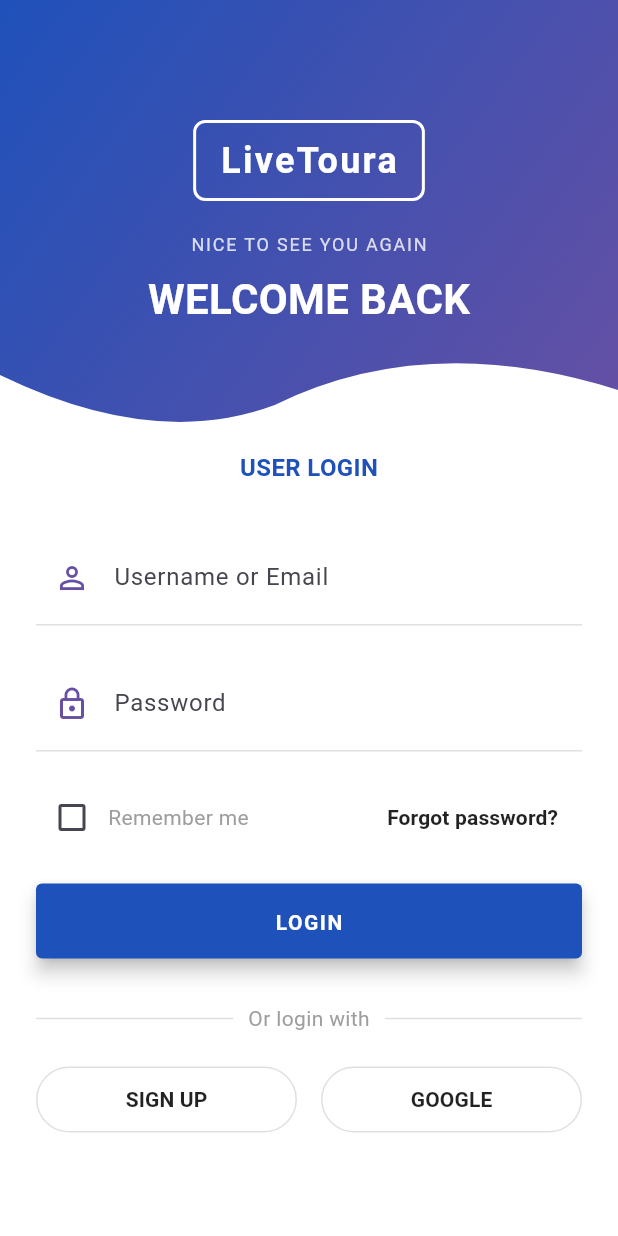
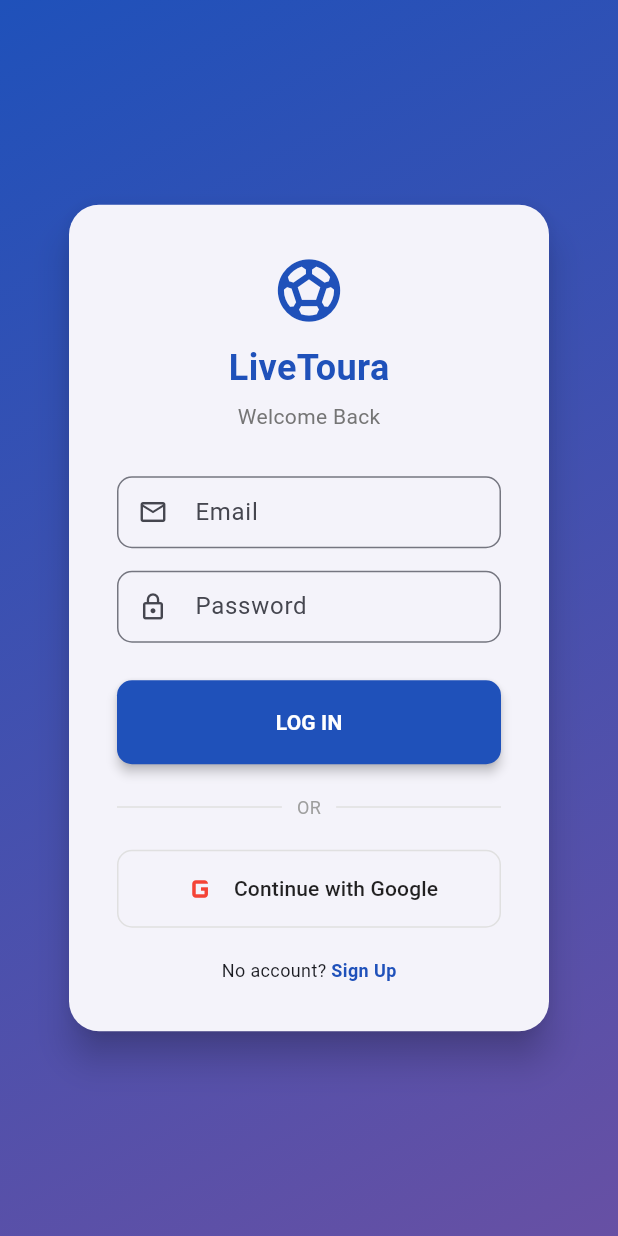
Before and after one commit to kalviumcommunity/LiveToura, a Flutter app: the screen it shows after launch, on a phone screen of 412 x 824 dp. Run offline on Flutter 3.47's test engine with Material 3 defaults, Android fonts, the phone set to English and light mode, and no system bars; our stand-ins replace cloud_firestore, firebase_auth, firebase_core, google_sign_in; accounts and stored records are empty.

Commit message:
added screenshots

```diff
--- a/lib/screens/login_screen.dart
+++ b/lib/screens/login_screen.dart
@@ -19,13 +19,11 @@
 
   void _login() async {
     setState(() => _isLoading = true);
-
     try {
       final user = await _auth.signIn(
         _emailController.text.trim(),
         _passwordController.text.trim(),
       );
-
       if (user != null && mounted) {
         Navigator.pushReplacement(
           context,
@@ -43,21 +41,31 @@
     }
   }
 
+  void _loginWithGoogle() async {
+    setState(() => _isLoading = true);
+    try {
+      final user = await _auth.signInWithGoogle();
+      if (user != null && mounted) {
+        Navigator.pushReplacement(
+          context,
+          MaterialPageRoute(builder: (context) => const ResponsiveHomeScreen()),
+        );
+      }
+    } catch (e) {
+      if (mounted) {
+        ScaffoldMessenger.of(context).showSnackBar(
+          SnackBar(content: Text('Google Sign-In failed: $e')),
+        );
+      }
+    } finally {
+      if (mounted) setState(() => _isLoading = false);
+    }
+  }
+
   @override
   Widget build(BuildContext context) {
     return Scaffold(
-      backgroundColor: Colors.white,
-      body: SingleChildScrollView( // Handling overflow on smaller screens
-        child: Column(
-          children: [
-            // 1. Curved Header
-            Stack(
-              alignment: Alignment.center,
-              children: [
-                ClipPath(
-                  clipper: HeaderClipper(),
-                  child: Container(
-                    height: 300,
+      body: Container(
         decoration: const BoxDecoration(
           gradient: LinearGradient(
             colors: [Color(0xFF1F51BA), Color(0xFF6750A4)],
@@ -65,219 +73,140 @@
             end: Alignment.bottomRight,
           ),
         ),
+        child: Center(
+          child: SingleChildScrollView(
+            padding: const EdgeInsets.all(24),
+            child: Card(
+              elevation: 10,
+              shape: RoundedRectangleBorder(
+                borderRadius: BorderRadius.circular(20),
+              ),
+              child: Container(
+                width: 320, // Short attractive box width
+                padding: const EdgeInsets.all(32),
+                child: Column(
+                  mainAxisSize: MainAxisSize.min,
+                  children: [
+                    // Header
+                    const Icon(Icons.sports_soccer, size: 50, color: Color(0xFF1F51BA)),
+                    const SizedBox(height: 10),
+                    const Text(
+                      'LiveToura',
+                      style: TextStyle(
+                        fontSize: 24,
+                        fontWeight: FontWeight.bold,
+                        color: Color(0xFF1F51BA),
                       ),
                     ),
-                Positioned(
-                  top: 80,
-                  child: Column(
+                    const SizedBox(height: 5),
+                    Text(
+                      'Welcome Back',
+                      style: TextStyle(
+                        fontSize: 14,
+                        color: Colors.grey[600],
+                      ),
+                    ),
+                    const SizedBox(height: 30),
+
+                    // Fields
+                    TextField(
+                      controller: _emailController,
+                      decoration: InputDecoration(
+                        labelText: 'Email',
+                        prefixIcon: const Icon(Icons.email_outlined, size: 20),
+                        contentPadding: const EdgeInsets.symmetric(vertical: 10, horizontal: 10),
+                        border: OutlineInputBorder(borderRadius: BorderRadius.circular(10)),
+                        isDense: true,
+                      ),
+                    ),
+                    const SizedBox(height: 15),
+                    TextField(
+                      controller: _passwordController,
+                      obscureText: true,
+                      decoration: InputDecoration(
+                        labelText: 'Password',
+                        prefixIcon: const Icon(Icons.lock_outline, size: 20),
+                        contentPadding: const EdgeInsets.symmetric(vertical: 10, horizontal: 10),
+                        border: OutlineInputBorder(borderRadius: BorderRadius.circular(10)),
+                        isDense: true,
+                      ),
+                    ),
+
+                    const SizedBox(height: 25),
+
+                    // Login Button
+                    SizedBox(
+                      width: double.infinity,
+                      child: ElevatedButton(
+                        onPressed: _isLoading ? null : _login,
+                        style: ElevatedButton.styleFrom(
+                          backgroundColor: const Color(0xFF1F51BA),
+                          foregroundColor: Colors.white,
+                          padding: const EdgeInsets.symmetric(vertical: 12),
+                          shape: RoundedRectangleBorder(borderRadius: BorderRadius.circular(10)),
+                        ),
+                        child: _isLoading
+                          ? const SizedBox(height: 20, width: 20, child: CircularProgressIndicator(color: Colors.white, strokeWidth: 2))
+                          : const Text('LOG IN', style: TextStyle(fontWeight: FontWeight.bold)),
+                      ),
+                    ),
+
+                    const SizedBox(height: 20),
+
+                    // Divider
+                    Row(
                       children: [
-                      Container(
-                        padding: const EdgeInsets.symmetric(horizontal: 16, vertical: 8),
-                        decoration: BoxDecoration(
-                          border: Border.all(color: Colors.white, width: 2),
-                          borderRadius: BorderRadius.circular(8),
+                        Expanded(child: Divider(color: Colors.grey[300])),
+                        Padding(
+                          padding: const EdgeInsets.symmetric(horizontal: 10),
+                          child: Text('OR', style: TextStyle(fontSize: 12, color: Colors.grey[500])),
                         ),
-                        child: const Text(
-                          'LiveToura',
-                          style: TextStyle(
-                            color: Colors.white,
-                            fontSize: 24,
-                            fontWeight: FontWeight.bold,
-                            letterSpacing: 1.5,
+                        Expanded(child: Divider(color: Colors.grey[300])),
+                      ],
+                    ),
+
+                    const SizedBox(height: 20),
+
+                    // Google Button
+                    SizedBox(
+                      width: double.infinity,
+                      child: OutlinedButton.icon(
+                        onPressed: _isLoading ? null : _loginWithGoogle,
+                        icon: const Icon(Icons.g_mobiledata, size: 28, color: Colors.red), // Simplistic Google Icon
+                        label: const Text('Continue with Google', style: TextStyle(color: Colors.black87)),
+                        style: OutlinedButton.styleFrom(
+                          padding: const EdgeInsets.symmetric(vertical: 12),
+                          side: BorderSide(color: Colors.grey.shade300),
+                          shape: RoundedRectangleBorder(borderRadius: BorderRadius.circular(10)),
                         ),
                       ),
                     ),
+
                     const SizedBox(height: 20),
-                      Text(
-                        'NICE TO SEE YOU AGAIN',
-                        style: TextStyle(
-                          color: Colors.white.withOpacity(0.8),
-                          fontSize: 12,
-                          letterSpacing: 1.2,
+
+                    // Signup Link
+                    Row(
+                      mainAxisAlignment: MainAxisAlignment.center,
+                      children: [
+                        const Text("No account? ", style: TextStyle(fontSize: 12)),
+                        GestureDetector(
+                          onTap: () {
+                             Navigator.pushReplacement(
+                              context,
+                              MaterialPageRoute(builder: (context) => const SignupScreen()),
+                            );
+                          },
+                          child: const Text('Sign Up', style: TextStyle(fontSize: 12, fontWeight: FontWeight.bold, color: Color(0xFF1F51BA))),
                         ),
-                      ),
-                      const SizedBox(height: 8),
-                      const Text(
-                        'WELCOME BACK',
-                        style: TextStyle(
-                          color: Colors.white,
-                          fontSize: 28,
-                          fontWeight: FontWeight.bold,
-                        ),
+                      ],
                     ),
                   ],
                 ),
               ),
-              ],
-            ),
-
-            // 2. Login Form
-            Padding(
-              padding: const EdgeInsets.symmetric(horizontal: 24.0),
-              child: Column(
-                crossAxisAlignment: CrossAxisAlignment.start,
-                children: [
-                  const Center(
-                    child: Text(
-                      'USER LOGIN',
-                      style: TextStyle(
-                        color: Color(0xFF1F51BA),
-                        fontWeight: FontWeight.bold,
-                        fontSize: 16,
             ),
           ),
-                  ),
-                  const SizedBox(height: 30),
-
-                  // Username/Email Field
-                  TextField(
-                    controller: _emailController,
-                    decoration: InputDecoration(
-                      prefixIcon: const Icon(Icons.person_outline, color: Color(0xFF6750A4)),
-                      labelText: 'Username or Email',
-                      enabledBorder: UnderlineInputBorder(
-                        borderSide: BorderSide(color: Colors.grey.shade300),
-                      ),
-                      focusedBorder: const UnderlineInputBorder(
-                        borderSide: BorderSide(color: Color(0xFF1F51BA)),
-                      ),
-                    ),
-                  ),
-                  const SizedBox(height: 20),
-
-                  // Password Field
-                  TextField(
-                    controller: _passwordController,
-                    obscureText: true,
-                    decoration: InputDecoration(
-                      prefixIcon: const Icon(Icons.lock_outline, color: Color(0xFF6750A4)),
-                      labelText: 'Password',
-                      enabledBorder: UnderlineInputBorder(
-                        borderSide: BorderSide(color: Colors.grey.shade300),
-                      ),
-                      focusedBorder: const UnderlineInputBorder(
-                        borderSide: BorderSide(color: Color(0xFF1F51BA)),
-                      ),
-                    ),
-                  ),
-                  const SizedBox(height: 20),
-
-                  // Remember Me / Forgot Password
-                  Row(
-                    mainAxisAlignment: MainAxisAlignment.spaceBetween,
-                    children: [
-                      Row(
-                        children: [
-                           Checkbox(value: false, onChanged: (v){}, activeColor: const Color(0xFF1F51BA)),
-                           const Text('Remember me', style: TextStyle(color: Colors.grey)),
-                        ],
-                      ),
-                      TextButton(
-                        onPressed: () {},
-                        child: const Text('Forgot password?', style: TextStyle(color: Colors.black87, fontWeight: FontWeight.bold)),
-                      ),
-                    ],
-                  ),
-                  const SizedBox(height: 20),
-
-                  // Login Button
-                  SizedBox(
-                    width: double.infinity,
-                    height: 50,
-                    child: ElevatedButton(
-                      onPressed: _isLoading ? null : _login,
-                      style: ElevatedButton.styleFrom(
-                        backgroundColor: const Color(0xFF1F51BA),
-                        shape: RoundedRectangleBorder(
-                          borderRadius: BorderRadius.circular(4),
-                        ),
-                        elevation: 5,
-                      ),
-                      child: _isLoading
-                        ? const CircularProgressIndicator(color: Colors.white)
-                        : const Text(
-                            'LOGIN',
-                            style: TextStyle(color: Colors.white, fontWeight: FontWeight.bold, letterSpacing: 1),
-                          ),
-                    ),
-                  ),
-
-                  const SizedBox(height: 30),
-
-                  // Social Login Section
-                  Row(
-                    children: [
-                      Expanded(child: Divider(color: Colors.grey.shade300)),
-                      const Padding(
-                        padding: EdgeInsets.symmetric(horizontal: 10),
-                        child: Text('Or login with', style: TextStyle(color: Colors.grey)),
-                      ),
-                      Expanded(child: Divider(color: Colors.grey.shade300)),
-                    ],
-                  ),
-                  const SizedBox(height: 20),
-                  Row(
-                    children: [
-                      Expanded(
-                        child: OutlinedButton(
-                          onPressed: () {
-                             Navigator.pushReplacement(
-                              context,
-                              MaterialPageRoute(builder: (context) => const SignupScreen()),
-                            );
-                          }, // Acts as Sign Up navigation for now
-                          style: OutlinedButton.styleFrom(
-                            padding: const EdgeInsets.symmetric(vertical: 12),
-                            side: BorderSide(color: Colors.grey.shade300),
-                          ),
-                          child: const Text('SIGN UP', style: TextStyle(color: Colors.black87, fontWeight: FontWeight.bold)),
-                        ),
-                      ),
-                      const SizedBox(width: 16),
-                      Expanded(
-                         child: OutlinedButton(
-                          onPressed: () {},
-                          style: OutlinedButton.styleFrom(
-                            padding: const EdgeInsets.symmetric(vertical: 12),
-                            side: BorderSide(color: Colors.grey.shade300),
-                          ),
-                          child: const Text('GOOGLE', style: TextStyle(color: Colors.black87, fontWeight: FontWeight.bold)),
-                        ),
-                      ),
-                    ],
-                  ),
-                   const SizedBox(height: 30),
-                ],
-              ),
-            ),
-          ],
         ),
       ),
     );
   }
 }
-
-class HeaderClipper extends CustomClipper<Path> {
-  @override
-  Path getClip(Size size) {
-    var path = Path();
-    path.lineTo(0, size.height - 50);
-    var firstControlPoint = Offset(size.width / 4, size.height);
-    var firstEndPoint = Offset(size.width / 2.25, size.height - 30);
-    path.quadraticBezierTo(firstControlPoint.dx, firstControlPoint.dy,
-        firstEndPoint.dx, firstEndPoint.dy);
-
-    var secondControlPoint =
-        Offset(size.width - (size.width / 3.25), size.height - 80);
-    var secondEndPoint = Offset(size.width, size.height - 40);
-    path.quadraticBezierTo(secondControlPoint.dx, secondControlPoint.dy,
-        secondEndPoint.dx, secondEndPoint.dy);
-
-    path.lineTo(size.width, 0);
-    path.close();
-    return path;
-  }
-
-  @override
-  bool shouldReclip(CustomClipper<Path> oldClipper) => false;
-}
--- a/pubspec.yaml
+++ b/pubspec.yaml
@@ -15,6 +15,7 @@
   firebase_core: ^4.4.0
   firebase_auth: ^6.1.4
   cloud_firestore: ^6.1.2
+  google_sign_in: ^6.1.0
   # Firebase packages temporarily removed for Sprint-2 web demo
   # firebase_core: ^2.24.0
   # firebase_auth: ^4.10.0
```
Also changed, not shown: lib/screens/signup_screen.dart (+146 -118 lines), lib/services/auth_service.dart (+22 -0 lines), emulator_screen.png (added), 2 other files. Lines whose indentation alone changed are shown as unchanged.
